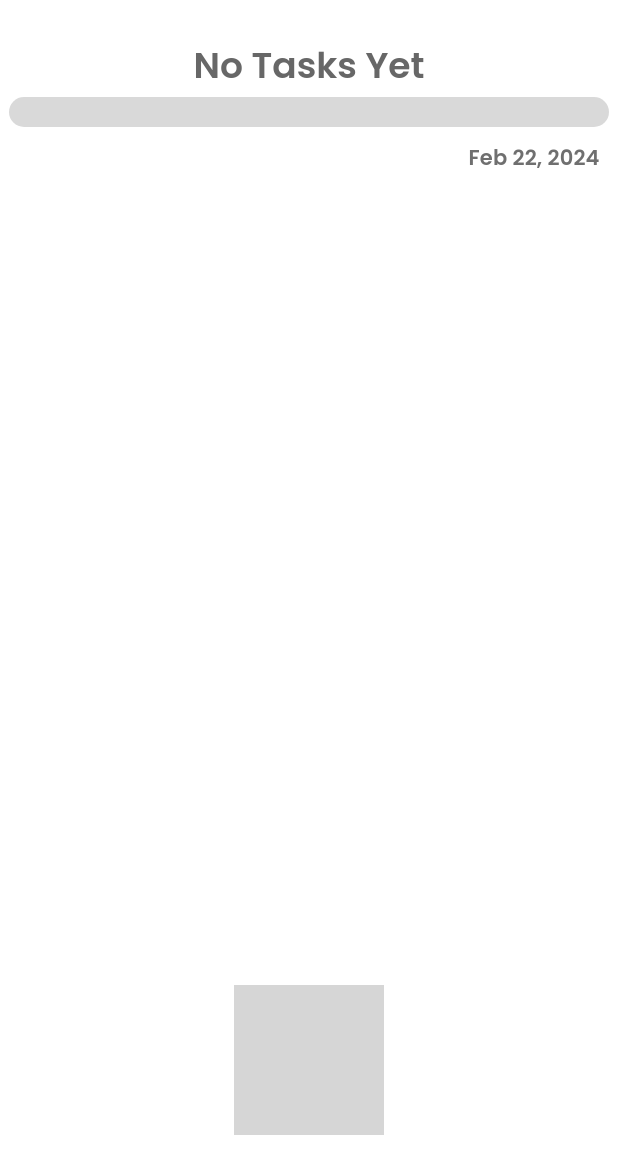
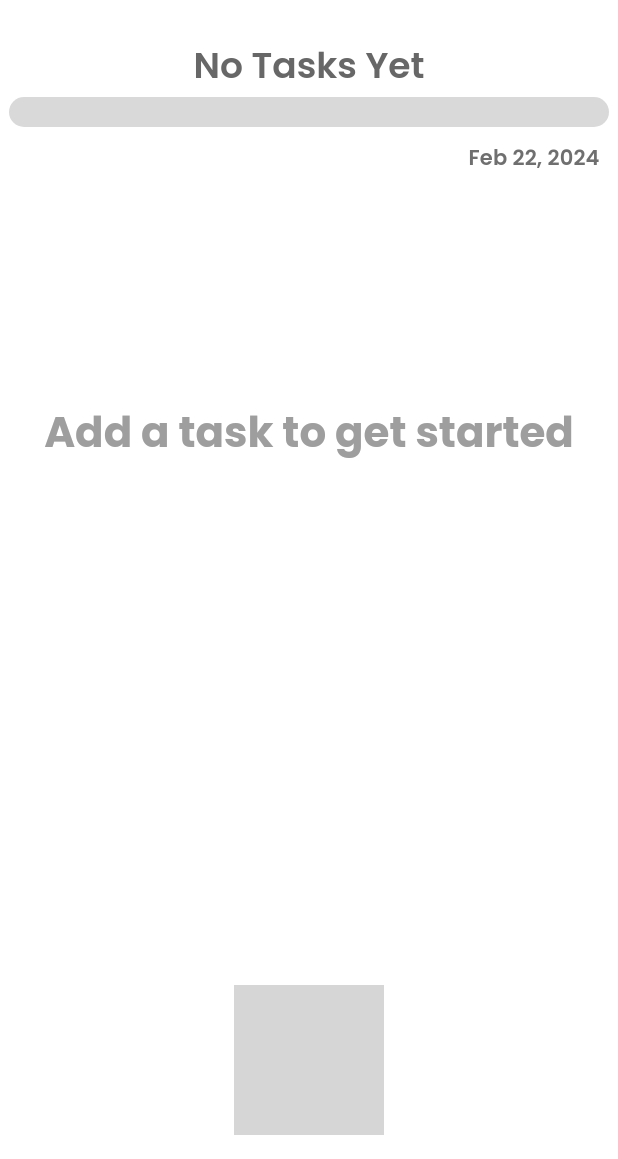
Before and after one commit to FENETMULER/taskly, a Flutter app: the screen it shows after launch, on a phone screen of 412 x 824 dp, the part 77-1236 px from its top. Run offline on Flutter 3.47's test engine with Material 3 defaults, Android fonts, the phone set to English and light mode, and no system bars; drawn by our look-alikes of rive; our stand-ins replace flutter_riverpod; grey boxes are pictures that could not be loaded.

Commit message:
Remove SingleChildScrollView and show message when there are not tasks

```diff
--- a/lib/screens/home_screen.dart
+++ b/lib/screens/home_screen.dart
@@ -61,7 +61,6 @@ class _HomeScreenState extends ConsumerState<HomeScreen> {
         children: [
           SizedBox(
             width: double.infinity,
-            child: SingleChildScrollView(
             child: Column(
               crossAxisAlignment: CrossAxisAlignment.center,
               children: [
@@ -77,7 +76,6 @@ class _HomeScreenState extends ConsumerState<HomeScreen> {
                 const SizedBox(height: 15.0),
                 TaskList()
               ],
-              ),
             ),
           ),
           if (_showNewTaskDialog)
@@ -132,7 +130,7 @@ class _HomeScreenState extends ConsumerState<HomeScreen> {
             height: 100,
             width: 100,
             child: RiveAnimation.asset(
-              'assets/floating.riv',
+              'assets/animations.riv',
               artboard: 'Add Task',
               onInit: _onRiveInit,
             )),
--- a/lib/widgets/add_or_update_task.dart
+++ b/lib/widgets/add_or_update_task.dart
@@ -62,6 +62,7 @@ class AddOrUpdateTask extends ConsumerWidget {
           const SizedBox(height: 15.0),
           GestureDetector(
             onTap: () {
+              if (_taskTextFieldController.text.isNotEmpty) {
                 if (taskId == null) {
                   ref
                       .read(tasksProvider.notifier)
@@ -74,14 +75,17 @@ class AddOrUpdateTask extends ConsumerWidget {
                 }
                 // ref.read(updateProvider.notifier).disableUpdate();
                 Future.delayed(const Duration(seconds: 1), () {
-                ref.read(clearDialogsProvider.notifier).changeDialogState(true);
+                  ref
+                      .read(clearDialogsProvider.notifier)
+                      .changeDialogState(true);
                 });
                 _triggerClick();
+              }
             },
             child: SizedBox(
               height: 60,
               width: 180,
-              child: RiveAnimation.asset('assets/floating.riv',
+              child: RiveAnimation.asset('assets/animations.riv',
                   artboard:
                       taskId == null ? 'Add Task Button' : 'Update Task Button',
                   onInit: _onRiveInit,
--- a/lib/widgets/task_item.dart
+++ b/lib/widgets/task_item.dart
@@ -48,7 +48,7 @@ class _TaskItemState extends ConsumerState<TaskItem> {
           child: SizedBox(
             height: 38,
             width: 38,
-            child: RiveAnimation.asset('assets/floating.riv',
+            child: RiveAnimation.asset('assets/animations.riv',
                 artboard: 'trash',
                 animations: ['delete'],
                 fit: BoxFit.scaleDown),
@@ -77,7 +77,7 @@ class _TaskItemState extends ConsumerState<TaskItem> {
               child: GestureDetector(
                 onTap: _checkboxClickHandler,
                 child: RiveAnimation.asset(
-                  'assets/floating.riv',
+                  'assets/animations.riv',
                   artboard: 'checkbox',
                   onInit: _onRiveInit,
                 ),
--- a/lib/widgets/task_list.dart
+++ b/lib/widgets/task_list.dart
@@ -9,11 +9,21 @@ class TaskList extends ConsumerWidget {
   @override
   Widget build(BuildContext context, WidgetRef ref) {
     final tasks = ref.watch(tasksProvider);
+    final remainingSpace = MediaQuery.of(context).size.height -
+        192; // 140 is the total height of the widgets above task list
     return SizedBox(
-      height: MediaQuery.of(context).size.height -
-          140, // 140 is the total height of widgets above task list
+      height: remainingSpace,
       width: 500,
-      child: ListView.builder(
+      child: tasks.isEmpty
+          ? Padding(
+              padding: EdgeInsets.only(bottom: remainingSpace / 2),
+              child: Center(
+                child: Text('Add a task to get started',
+                    style: Theme.of(context).textTheme.titleLarge!.copyWith(
+                        color: const Color.fromARGB(255, 158, 158, 158))),
+              ),
+            )
+          : ListView.builder(
               itemCount: tasks.length,
               itemBuilder: (context, index) => Align(
                 key: ValueKey(tasks[index].id),
--- a/pubspec.yaml
+++ b/pubspec.yaml
@@ -62,7 +62,7 @@ flutter:
 
   # To add assets to your application, add an assets section, like this:
   assets:
-    - assets/floating.riv
+    - assets/animations.riv
   #   - images/a_dot_ham.jpeg
 
   # An image asset can refer to one or more resolution-specific "variants", see
```
Also changed, not shown: 2 other files. Lines whose indentation alone changed are shown as unchanged.
